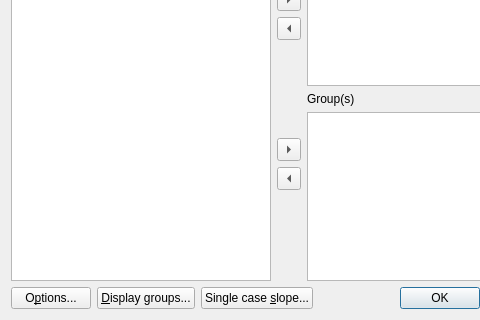
Old version of the form cogstat/ui/compare_groups.ui in the repository cogstat/cogstat; both pictures show x 0 to 480 and y 114 to 434 of the 577 by 434 pixel window.
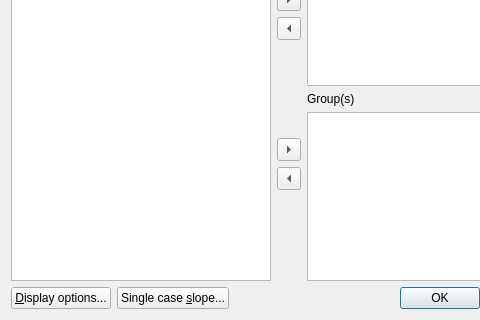
New version of the form.

Commit message: merge factor display option and y limit display option dialogs

The edit to the form file:
```diff
--- a/cogstat/ui/compare_groups.ui
+++ b/cogstat/ui/compare_groups.ui
@@ -155,14 +155,7 @@
      <item>
       <widget class="QPushButton" name="pushButton_2">
        <property name="text">
-        <string>O&amp;ptions...</string>
-       </property>
-      </widget>
-     </item>
-     <item>
-      <widget class="QPushButton" name="pushButton_3">
-       <property name="text">
-        <string>&amp;Display groups...</string>
+        <string>&amp;Display options...</string>
        </property>
       </widget>
      </item>
```
Left out of the diff: 4 changed lines with no effect on the pictures. The commit also changes 14 other files.
